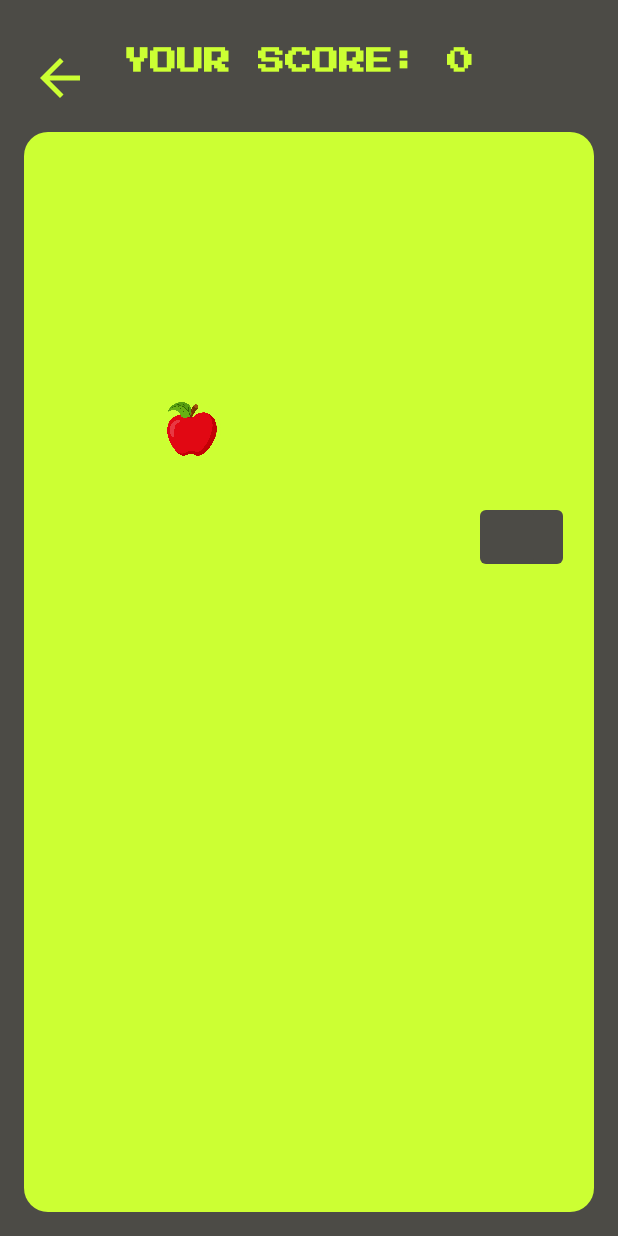
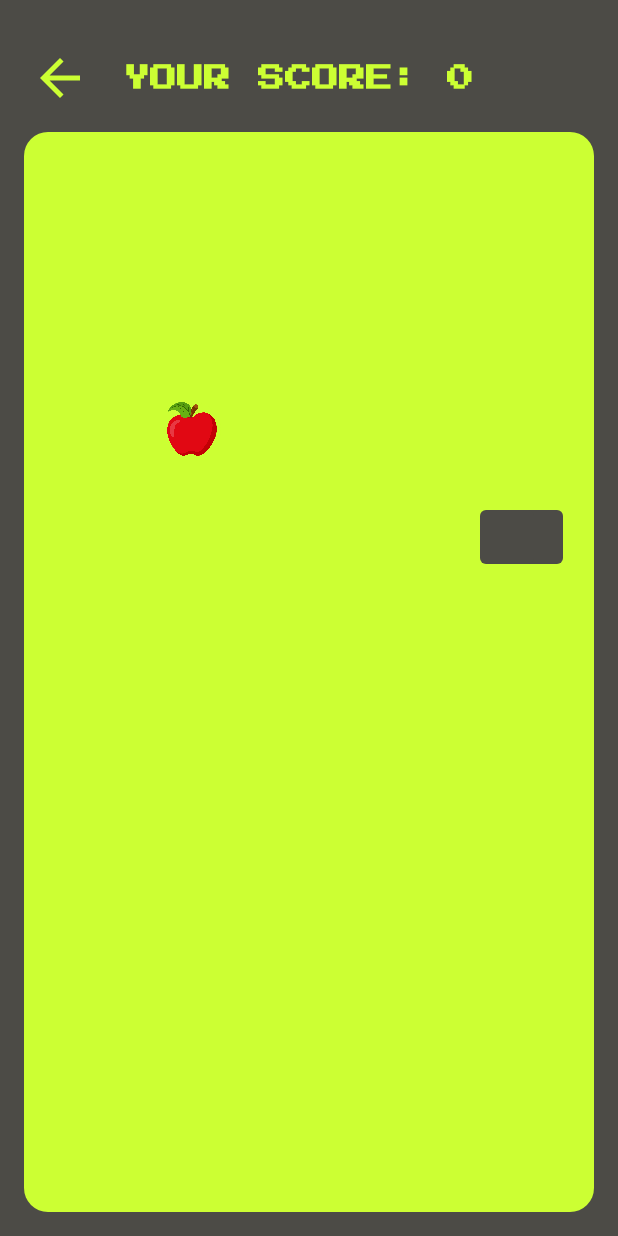
Before and after one commit to CarolinaChavezDavid/snake-97-android-game-app, an Android app built with Jetpack Compose: the screen it shows after launch (GameActivity), after a tap on "NEW GAME", on a phone screen of 412 x 824 dp. Run offline under Robolectric (Android 15) with nearby library versions, the light colour scheme and no system bars.

Commit message:
project updat

```diff
--- a/app/src/main/AndroidManifest.xml
+++ b/app/src/main/AndroidManifest.xml
@@ -7,7 +7,7 @@
         android:dataExtractionRules="@xml/data_extraction_rules"
         android:fullBackupContent="@xml/backup_rules"
         android:icon="@mipmap/ic_snake_launcher_round"
-        android:label="@string/app_name"
+        android:label="@string/game_name"
         android:supportsRtl="true"
         android:theme="@style/Theme.AppCompat.NoActionBar"
         tools:targetApi="31">
--- a/app/src/main/java/com/example/snake_97_android_game_app/controllers/GameController.kt
+++ b/app/src/main/java/com/example/snake_97_android_game_app/controllers/GameController.kt
@@ -167,6 +167,7 @@ class GameController(
 
                     if (gameState.snake.contains(newPosition)) {
                         snakeLength = 2
+                        resetGame()
                         onGameOver.invoke()
                     }
 
--- a/app/src/main/java/com/example/snake_97_android_game_app/ui/screens/GameBoardScreen.kt
+++ b/app/src/main/java/com/example/snake_97_android_game_app/ui/screens/GameBoardScreen.kt
@@ -37,6 +37,7 @@ fun GameBoardScreen(
                 .fillMaxWidth()
                 .weight(1f)
                 .padding(0.dp, 16.dp),
+            verticalAlignment = Alignment.CenterVertically,
         ) {
             IconButton(
                 onClick = { activity.finish() },
```
